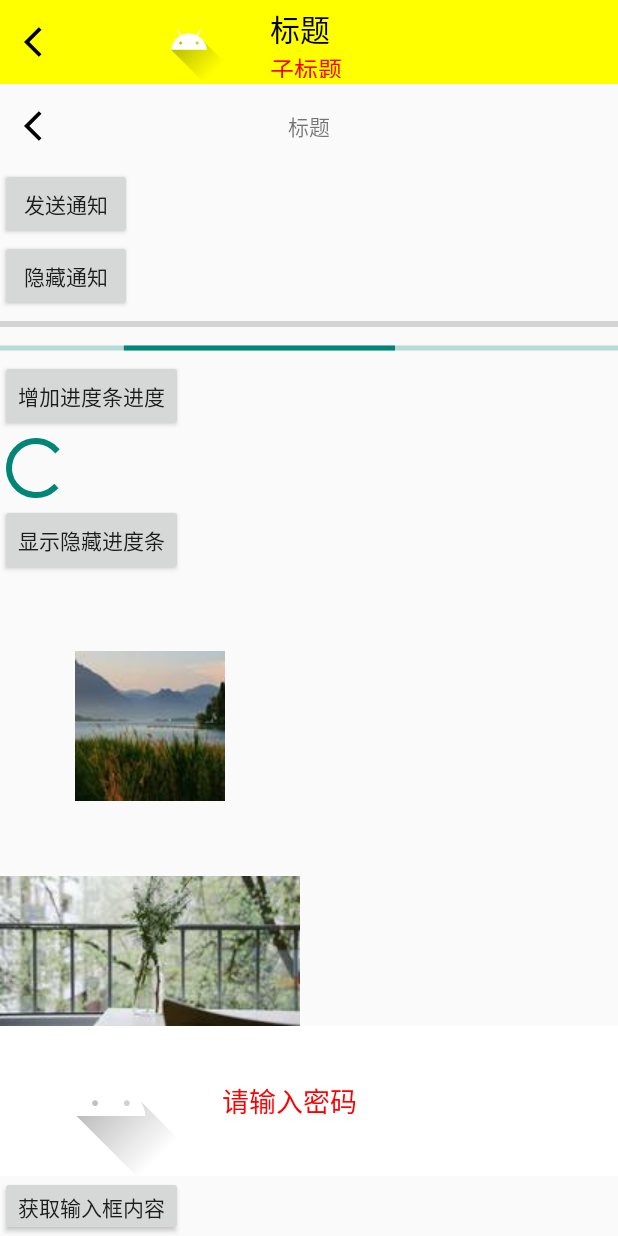
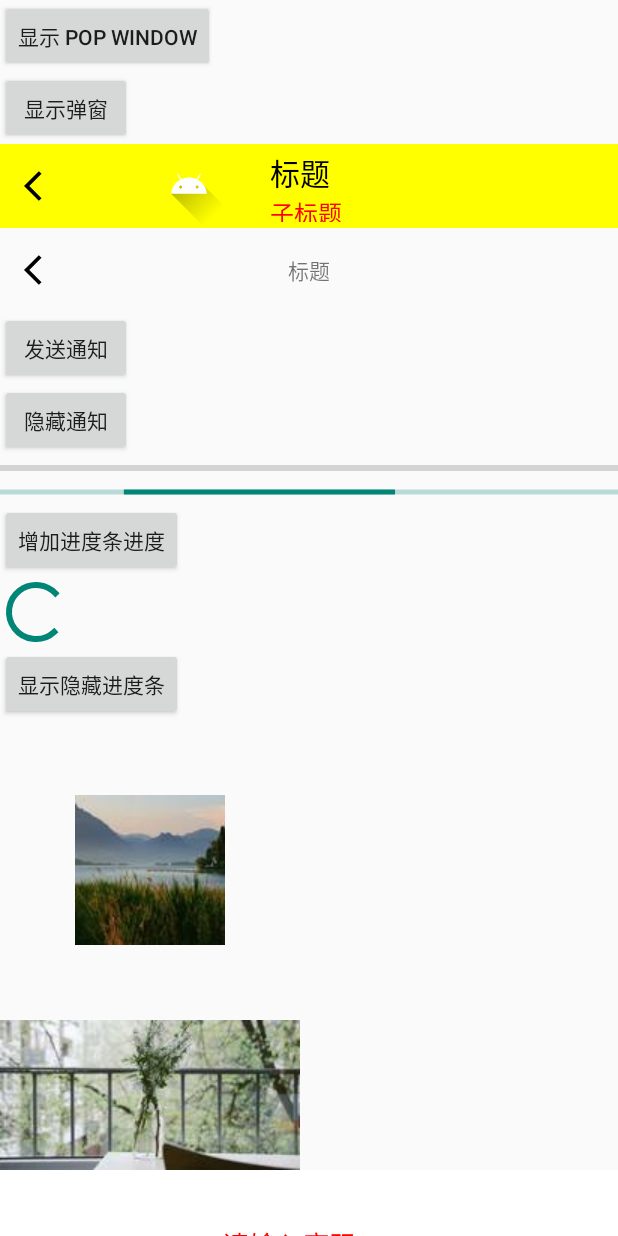
Before and after one commit to miniocean404-android/learn_android_java, an Android app: the layout activity_main.xml on its own in the app's theme, with its tools: preview values and no code run, on a phone screen of 412 x 824 dp. Run offline under Robolectric (Android 15) with nearby library versions, the light colour scheme and no system bars.

Commit message:
chore(pop_windows): pop Window 弹窗

```diff
--- a/app/src/main/res/layout/activity_main.xml
+++ b/app/src/main/res/layout/activity_main.xml
@@ -24,6 +24,18 @@
     android:layout_height="match_parent"
     xmlns:app="http://schemas.android.com/apk/res-auto"
     android:orientation="vertical">
+
+    <Button
+        android:id="@+id/show_pop_window_btn"
+        android:text="显示 POP Window"
+        android:layout_width="wrap_content"
+        android:layout_height="wrap_content"/>
+
+    <Button
+        android:id="@+id/show_dialog_btn"
+        android:text="显示弹窗"
+        android:layout_width="wrap_content"
+        android:layout_height="wrap_content"/>
 
 
     <androidx.appcompat.widget.Toolbar
```
Also changed, not shown: app/src/main/java/com/example/learnandroidjava/MainActivity.java (+76 -0 lines), app/src/main/res/layout/dialog_view.xml (added, +27 -0 lines).
